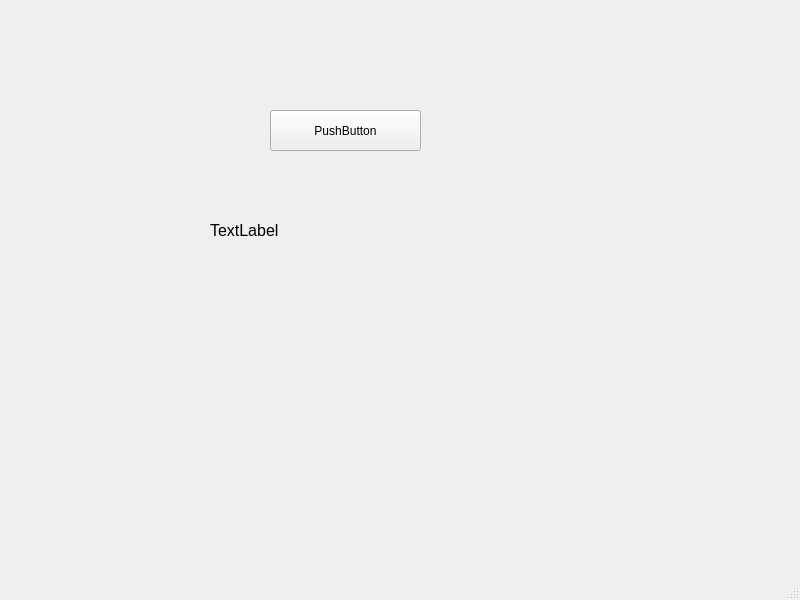
This is QTSignalsTest/mainwindow.ui in emrahsariboz/QTCreatorProjects as Qt 5 draws it before an edit. The edited form follows.
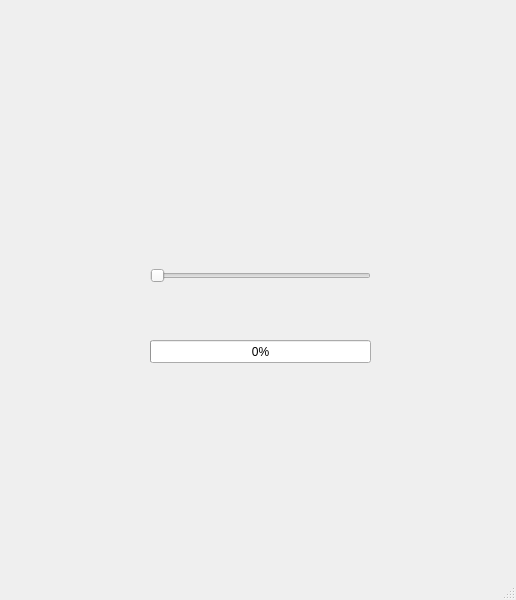
This is the edited form.

The edit to the form file:
```diff
--- a/QTSignalsTest/mainwindow.ui
+++ b/QTSignalsTest/mainwindow.ui
@@ -6,7 +6,7 @@
    <rect>
     <x>0</x>
     <y>0</y>
-    <width>800</width>
+    <width>516</width>
     <height>600</height>
    </rect>
   </property>
@@ -14,35 +14,39 @@
    <string>MainWindow</string>
   </property>
   <widget class="QWidget" name="centralwidget">
-   <widget class="QPushButton" name="pushButton">
+   <widget class="QSlider" name="horizontalSlider">
     <property name="geometry">
      <rect>
-      <x>270</x>
-      <y>110</y>
-      <width>151</width>
-      <height>41</height>
+      <x>150</x>
+      <y>240</y>
+      <width>221</width>
+      <height>71</height>
      </rect>
     </property>
-    <property name="text">
-     <string>PushButton</string>
+    <property name="minimum">
+     <number>1</number>
+    </property>
+    <property name="maximum">
+     <number>100</number>
+    </property>
+    <property name="orientation">
+     <enum>Qt::Horizontal</enum>
     </property>
    </widget>
-   <widget class="QLabel" name="label">
+   <widget class="QProgressBar" name="progressBar">
     <property name="geometry">
      <rect>
-      <x>210</x>
-      <y>190</y>
-      <width>261</width>
-      <height>81</height>
+      <x>150</x>
+      <y>340</y>
+      <width>221</width>
+      <height>23</height>
      </rect>
     </property>
-    <property name="font">
-     <font>
-      <pointsize>12</pointsize>
-     </font>
+    <property name="minimum">
+     <number>1</number>
     </property>
-    <property name="text">
-     <string>TextLabel</string>
+    <property name="value">
+     <number>1</number>
     </property>
    </widget>
   </widget>
```
Left out of the diff: 2 changed lines with no effect on the pictures.
